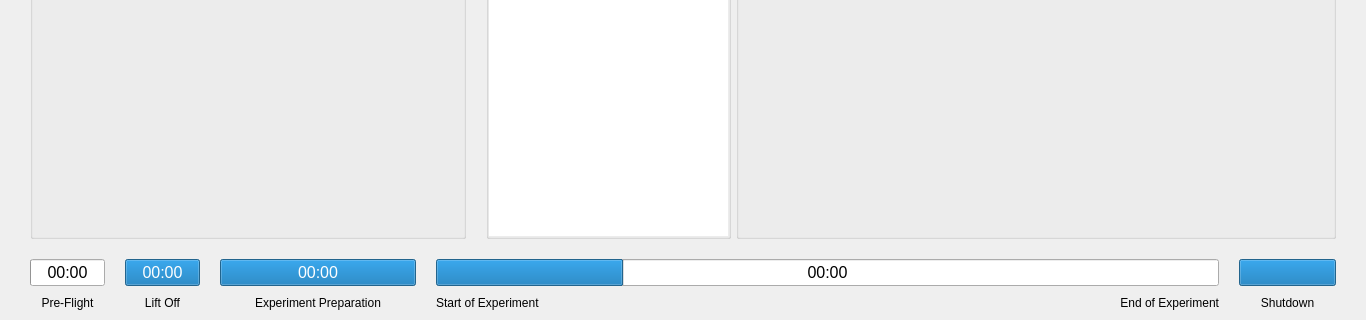
This is MEEGA-Groundstation/UI-Files/MEEGA_mainWindow.ui in JanNiklasJuedt/MEEGA-Software as Qt 5 draws it before an edit; both pictures show x 0 to 1366 and y 497 to 817 of the 1366 by 817 pixel window. The edited form follows.
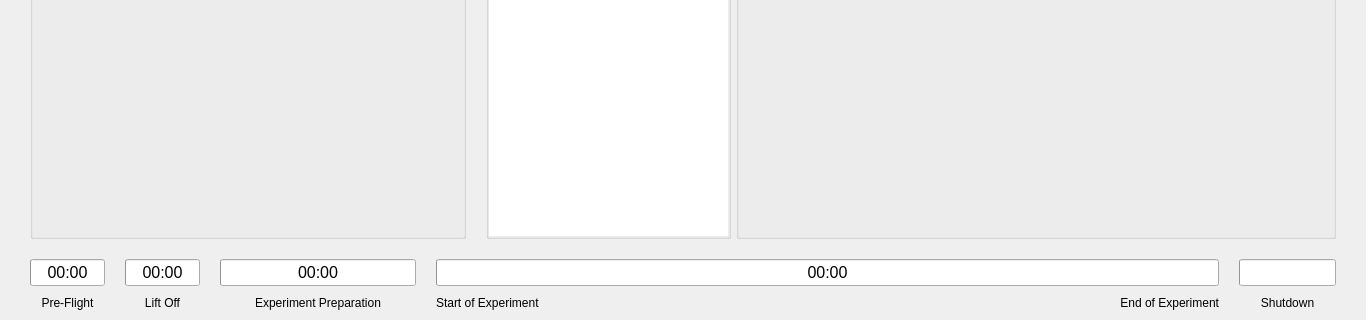
This is the edited form. Icons and pictures are not drawn.

Commit message: Adding Progress Bar functionality, fixing bug in timeAxis that occured with point reduction

The edit to the form file:
```diff
--- a/MEEGA-Groundstation/UI-Files/MEEGA_mainWindow.ui
+++ b/MEEGA-Groundstation/UI-Files/MEEGA_mainWindow.ui
@@ -2012,7 +2012,7 @@
          <number>0</number>
         </property>
         <property name="value">
-         <number>100</number>
+         <number>0</number>
         </property>
         <property name="alignment">
          <set>Qt::AlignmentFlag::AlignCenter</set>
@@ -2090,7 +2090,7 @@
          <locale language="English" country="Germany"/>
         </property>
         <property name="value">
-         <number>100</number>
+         <number>0</number>
         </property>
         <property name="alignment">
          <set>Qt::AlignmentFlag::AlignCenter</set>
@@ -2237,7 +2237,7 @@
          <locale language="English" country="Germany"/>
         </property>
         <property name="value">
-         <number>100</number>
+         <number>0</number>
         </property>
         <property name="alignment">
          <set>Qt::AlignmentFlag::AlignCenter</set>
@@ -2279,7 +2279,7 @@
          <locale language="English" country="Germany"/>
         </property>
         <property name="value">
-         <number>24</number>
+         <number>0</number>
         </property>
         <property name="alignment">
          <set>Qt::AlignmentFlag::AlignCenter</set>
```
Left out of the diff: 7 changed lines with no effect on the pictures. The commit also changes 2 other files.
